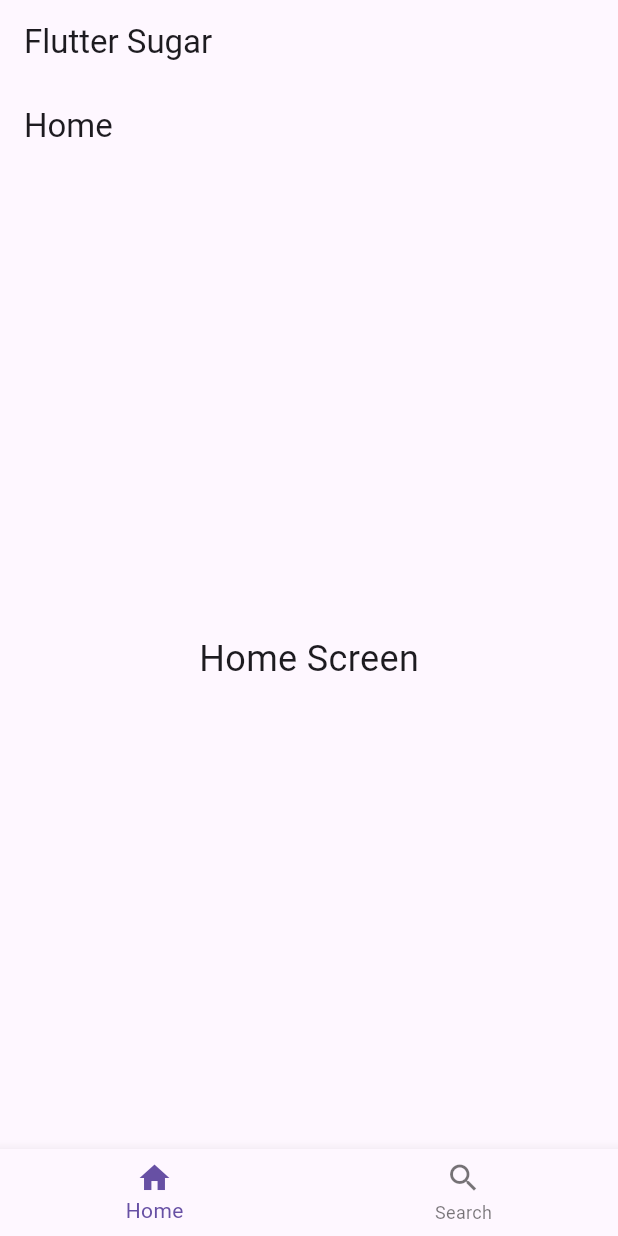
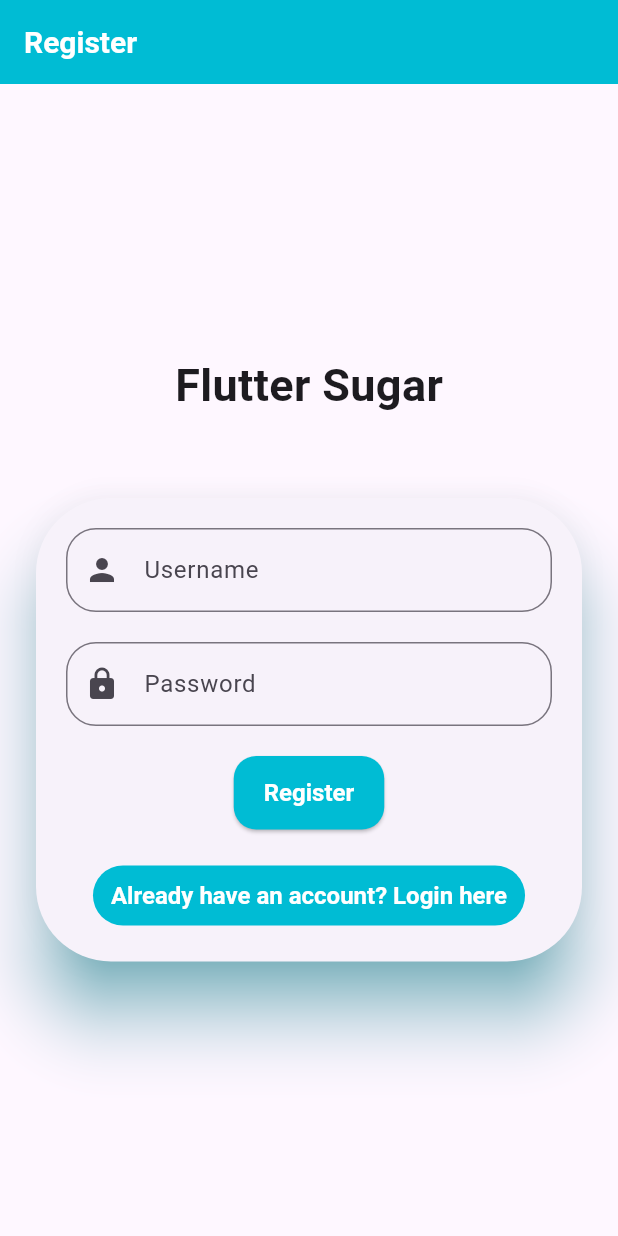
Before and after one commit to NotAStranger744/Flutter-Sugar, a Flutter app: the screen it shows after launch, on a phone screen of 412 x 824 dp. Run offline on Flutter 3.47's test engine with Material 3 defaults, Android fonts, the phone set to English and light mode, and no system bars; our stand-ins replace cloud_firestore, firebase_core; missing offline and left inert: openfoodfacts; accounts and stored records are empty.

Commit message:
Login screen & firebase

```diff
--- a/analysis_options.yaml
+++ b/analysis_options.yaml
@@ -7,6 +7,9 @@
 
 # The following line activates a set of recommended lints for Flutter apps,
 # packages, and plugins designed to encourage good coding practices.
+analyzer:
+  errors:
+    non_constant_identifier_names: ignore
 include: package:flutter_lints/flutter.yaml
 
 linter:
--- /dev/null
+++ b/lib/login_screen.dart
@@ -0,0 +1,218 @@
+import 'package:cloud_firestore/cloud_firestore.dart';
+import 'package:flutter/material.dart';
+import 'main.dart';
+import 'home_screen.dart';
+
+class LoginScreen extends StatefulWidget
+{
+  @override
+  LoginScreenState createState() => LoginScreenState();
+}
+
+class LoginScreenState extends State<LoginScreen>
+{
+  final TextEditingController UsernameController = TextEditingController();
+  final TextEditingController PasswordController = TextEditingController();
+  final FirebaseFirestore Firestore = FirebaseFirestore.instance; //Firestore Database instance
+  bool IsRegistering = true; // toggle between register and login mode
+
+  Future<void> LoginOrRegister() async
+  {
+    final Username = UsernameController.text.trim(); //trim to remove whitespace
+    final Password = PasswordController.text.trim();
+
+    if (Username.isNotEmpty && Password.isNotEmpty)
+    {
+      final UserReference = Firestore.collection('users').doc(Username);
+      final UserDocument = await UserReference.get();
+
+      if (IsRegistering)
+      {
+        if (!UserDocument.exists) //If username does not exist
+        {
+          await UserReference.set
+          ({
+            'username': Username,
+            'password': Password,
+          });
+          ScaffoldMessenger.of(context).showSnackBar(SnackBar(content: Text('User registered!'))); //Confirmation message
+          // Store active user
+          ActiveUser = Username;
+
+          // Navigate to HomeScreen
+          Navigator.pushReplacement
+          (
+            context,
+            MaterialPageRoute(builder: (context) => HomeScreen(username: Username)),
+          );
+        }
+        else
+        {
+          ScaffoldMessenger.of(context).showSnackBar(SnackBar(content: Text('Username already exists!'))); //Warning message
+          //And do nothing else
+        }
+      }
+      else //Logging in
+      {
+        if (UserDocument.exists)
+        {
+          final UserData = UserDocument.data() as Map<String, dynamic>;
+          final StoredPassword = UserData['password'];
+
+
+          //Very basic login system, no security, encryption, hashing. More of a proof of concept.
+          if (StoredPassword == Password) //If password matches
+          {
+            ScaffoldMessenger.of(context).showSnackBar(SnackBar(content: Text('Login successful!')));
+            // Store active user
+            ActiveUser = Username;
+
+            // Navigate to HomeScreen
+            Navigator.pushReplacement
+            (
+              context,
+              MaterialPageRoute(builder: (context) => HomeScreen(username: Username)),
+            );
+          }
+          else //password doesnt match
+          {
+            ScaffoldMessenger.of(context).showSnackBar(SnackBar(content: Text('Incorrect password!')));
+          }
+        }
+        else //user doesnt exist
+        {
+          ScaffoldMessenger.of(context).showSnackBar(SnackBar(content: Text('Username not found!')));
+        }
+      }
+    }
+  }
+
+
+  @override
+  Widget build(BuildContext context)
+  {
+    return Scaffold
+    (
+      appBar: AppBar
+      (
+        title: Text(IsRegistering ? 'Register' : 'Login'), //Top bar changes depending on action
+      ),
+      body: Padding
+      (
+        padding: const EdgeInsets.all(20.0), //Stop widgets touching the edge of the screen
+        child: Center
+        (
+          child: Column
+          (
+            mainAxisSize: MainAxisSize.min, //Makes elements vertically central
+            children:
+            [
+              Text //App name
+              (
+                'Flutter Sugar',
+                style: TextStyle
+                (
+                  fontSize: 30,
+                  fontWeight: FontWeight.bold,
+                ),
+              ),
+              SizedBox(height: 50), //Separate by 50 units from login options
+              Card //Place elements into a card, good for stylization and collecting related elements.
+              (
+                elevation: 20, //how far the card appears to be lifted from the app
+                shadowColor: Colors.cyan,
+                shape: RoundedRectangleBorder
+                (
+                  borderRadius: BorderRadius.circular(50), //how rounded the edges are
+                ),
+                child: Padding
+                (
+                  padding: const EdgeInsets.all(20.0), //Keep widgets away from the cards edges
+                  child: Column
+                  (
+                    mainAxisSize: MainAxisSize.min,
+                    children:
+                    [
+                      //Username field
+                      TextField
+                      (
+                        controller: UsernameController,
+                        decoration: InputDecoration
+                        (
+                          labelText: 'Username',
+                          prefixIcon: Icon(Icons.person), //Picture of a person
+                          border: OutlineInputBorder
+                          (
+                            borderRadius: BorderRadius.circular(20), //rounding of edges
+                            borderSide: BorderSide(color: Colors.cyan),
+                          ),
+                        ),
+                        textInputAction: TextInputAction.next, //Proceeds to the password box
+                      ),
+
+                      SizedBox(height: 20), //Gap between fields
+
+                      //Password field
+                      TextField
+                      (
+                        controller: PasswordController,
+                        obscureText: true,
+                        decoration: InputDecoration
+                        (
+                          labelText: 'Password',
+                          prefixIcon: Icon(Icons.lock), //icon of a lock
+                          border: OutlineInputBorder
+                          (
+                            borderRadius: BorderRadius.circular(20),
+                            borderSide: BorderSide(color: Colors.cyan),
+                          ),
+                        ),
+                        textInputAction: TextInputAction.done, //closes the keyboard
+                      ),
+
+                      SizedBox(height: 20),
+
+                      //Login/Register Button
+                      ElevatedButton
+                      (
+                        onPressed: LoginOrRegister,
+                        style: ElevatedButton.styleFrom
+                        (
+                          padding: EdgeInsets.symmetric(vertical: 15, horizontal: 20),
+                          textStyle: TextStyle(fontSize: 16, fontWeight: FontWeight.bold),
+                          shape: RoundedRectangleBorder
+                          (
+                            borderRadius: BorderRadius.circular(15),
+                          ),
+                        ),
+                        child: Text(IsRegistering ? 'Register' : 'Login'),
+                      ),
+
+                      SizedBox(height: 20),
+
+                      //Login/Register toggle
+                      TextButton
+                      (
+                        onPressed: ()
+                        {
+                          setState(()
+                          {
+                            IsRegistering = !IsRegistering;
+                          });
+                        },
+                        child: Text
+                        (
+                          IsRegistering ? 'Already have an account? Login here' : 'Don\'t have an account? Register here',
+                        ),
+                      ),
+                    ],
+                  ),
+                ),
+              ),
+            ],
+          ),
+        ),
+      ),
+    );
+  }
+}
--- a/lib/main.dart
+++ b/lib/main.dart
@@ -1,12 +1,19 @@
 import 'package:flutter/material.dart';
 import 'home_screen.dart';
 import 'search_screen.dart';
-import 'product_info_screen.dart';
+import 'login_screen.dart';
+import 'package:firebase_core/firebase_core.dart';
+import 'package:cloud_firestore/cloud_firestore.dart';
 
-void main()
+void main() async
 {
+  WidgetsFlutterBinding.ensureInitialized();
+  await Firebase.initializeApp();
+
   runApp(const MyApp());
 }
+
+String? ActiveUser;
 
 class MyApp extends StatelessWidget
 {
@@ -18,14 +25,65 @@ class MyApp extends StatelessWidget
     return MaterialApp
     (
       title: 'Flutter Sugar',
-      initialRoute: '/',
-      routes:
-      {
-        '/': (context) => const MyHomePage(),
-      },
+      theme: BuildTheme(),
+      //default to login screen
+      home: LoginScreen(),
     );
   }
 }
+
+// Global app theme
+ThemeData BuildTheme()
+  {
+    return ThemeData
+    (
+      appBarTheme: AppBarTheme
+      (
+        color: Colors.cyan,
+        titleTextStyle: TextStyle
+        (
+          color: Colors.white,
+          fontSize: 20,
+          fontWeight: FontWeight.bold,
+        ),
+      ),
+
+      buttonTheme: ButtonThemeData
+      (
+        buttonColor: Colors.cyan,
+        shape: RoundedRectangleBorder
+        (
+          borderRadius: BorderRadius.circular(20),
+        ),
+        padding: EdgeInsets.symmetric(vertical: 15),
+      ),
+      elevatedButtonTheme: ElevatedButtonThemeData
+      (
+        style: ElevatedButton.styleFrom
+        (
+          backgroundColor: Colors.cyan,
+          foregroundColor: Colors.white,
+          shape: RoundedRectangleBorder
+          (
+            borderRadius: BorderRadius.circular(20),
+          ),
+          padding: EdgeInsets.symmetric(vertical: 15),
+          textStyle: TextStyle(fontSize: 16, fontWeight: FontWeight.bold),
+        ),
+      ),
+      textButtonTheme: TextButtonThemeData
+      (
+        style: TextButton.styleFrom
+        (
+          foregroundColor: Colors.white,
+          backgroundColor: Colors.cyan,
+
+          textStyle: TextStyle(color: Colors.white,fontSize: 16, fontWeight: FontWeight.bold),
+        ),
+      ),
+    );
+  }
+
 
 class MyHomePage extends StatefulWidget
 {
@@ -37,18 +95,19 @@ class MyHomePage extends StatefulWidget
 
 class _MyHomePageState extends State<MyHomePage>
 {
-  int _selectedIndex = 0; // Default to Home screen
+  int SelectedIndex = 0; // Default to home page
 
-  final List<Widget> _screens =
+  final List<Widget> Screens = //setting up screens navigatable by bottom bar
   [
-    const HomeScreen(),
+    HomeScreen(username: ''),
     SearchScreen(),
   ];
 
-  void _onItemTapped(int index)
+  void OnItemTapped(int Index)
   {
-    setState(() {
-      _selectedIndex = index;
+    setState(()
+    {
+      SelectedIndex = Index; //Set screen index based upon navigation bar presses
     });
   }
 
@@ -61,19 +120,19 @@ class _MyHomePageState extends State<MyHomePage>
       (
         title: const Text('Flutter Sugar'),
       ),
-      body: _screens[_selectedIndex],
+      body: Screens[SelectedIndex],
       bottomNavigationBar: BottomNavigationBar
       (
-        currentIndex: _selectedIndex,
-        onTap: _onItemTapped,
+        currentIndex: SelectedIndex,
+        onTap: OnItemTapped, //set the index on tap
         items: const <BottomNavigationBarItem>
         [
-          BottomNavigationBarItem
+          BottomNavigationBarItem //Home screen button
           (
             icon: Icon(Icons.home),
             label: 'Home',
           ),
-          BottomNavigationBarItem
+          BottomNavigationBarItem //Search screen button
           (
             icon: Icon(Icons.search),
             label: 'Search',
--- a/pubspec.yaml
+++ b/pubspec.yaml
@@ -31,6 +31,8 @@ dependencies:
   flutter:
     sdk: flutter
   http: ^1.3.0
+  firebase_core: ^3.13.0
+  cloud_firestore: ^5.6.6
 
 
   # The following adds the Cupertino Icons font to your application.
```
Also changed, not shown: lib/home_screen.dart (+124 -5 lines), lib/product_info_screen.dart (+37 -37 lines), 3 other files.
